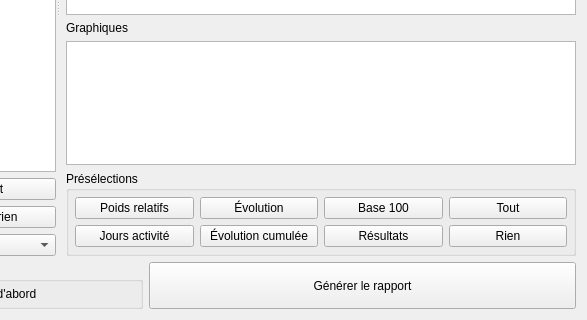
First picture: the form in formauditreports.ui, repository GiPiLab/ProtonClassicSuite, before the edit; both pictures show x 296 to 883 and y 255 to 575 of the 883 by 575 pixel window.
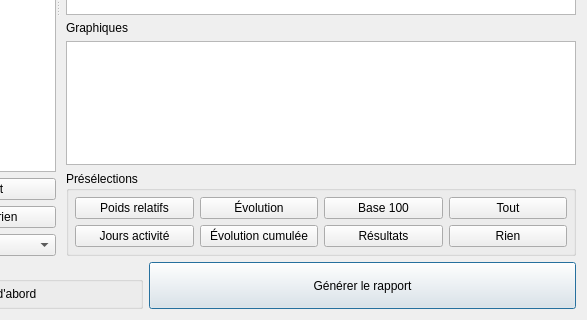
Second picture: the form after the edit. Icons and pictures are not drawn.

Patch:
```diff
--- a/formauditreports.ui
+++ b/formauditreports.ui
@@ -321,6 +321,9 @@
       <iconset resource="Images.qrc">
        <normaloff>:/icons/icons/html.png</normaloff>:/icons/icons/html.png</iconset>
      </property>
+     <property name="default">
+      <bool>true</bool>
+     </property>
     </widget>
    </item>
   </layout>
```
Left out of the diff: 42 changed lines with no effect on the pictures.
